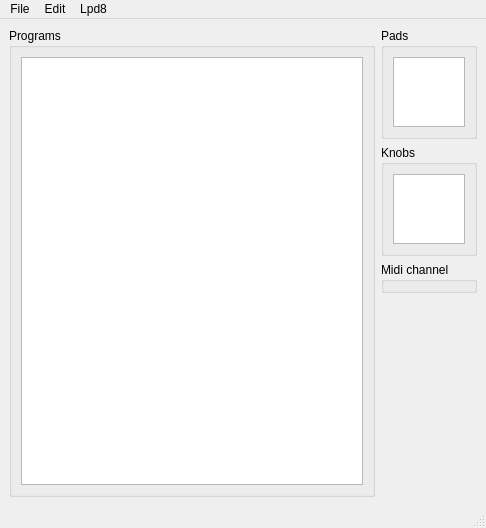
First picture: the form in src/mainwindow.ui, repository charlesfleche/lpd8editor, before the edit.
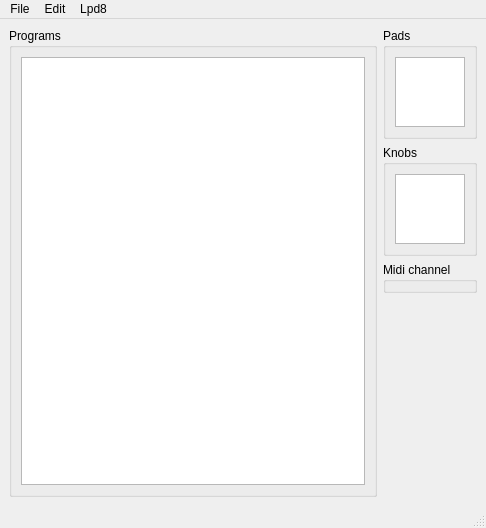
Second picture: the form after the edit.

Commit message: Make all group boxes flat

Patch:
```diff
--- a/src/mainwindow.ui
+++ b/src/mainwindow.ui
@@ -48,7 +48,7 @@
          <string>Pads</string>
         </property>
         <property name="flat">
-         <bool>false</bool>
+         <bool>true</bool>
         </property>
         <layout class="QVBoxLayout" name="verticalLayout">
          <item>
@@ -78,6 +78,9 @@
         <property name="title">
          <string>Knobs</string>
         </property>
+        <property name="flat">
+         <bool>true</bool>
+        </property>
         <layout class="QVBoxLayout" name="verticalLayout_2">
          <item>
           <widget class="QTableView" name="knobsView">
@@ -113,7 +116,7 @@
          <string>Midi channel</string>
         </property>
         <property name="flat">
-         <bool>false</bool>
+         <bool>true</bool>
         </property>
        </widget>
       </item>
```
